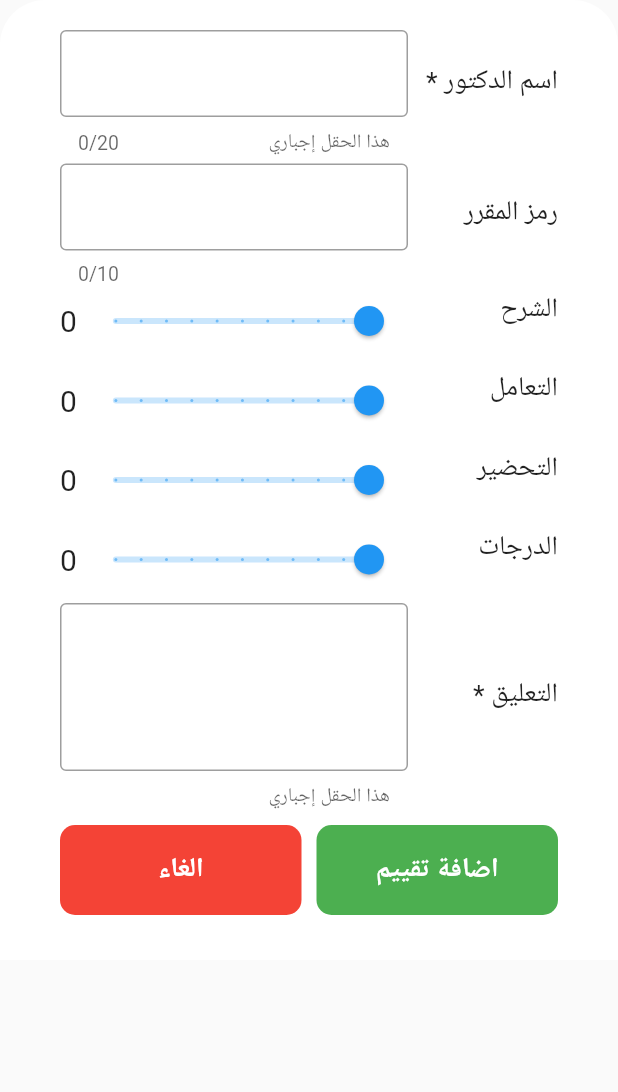
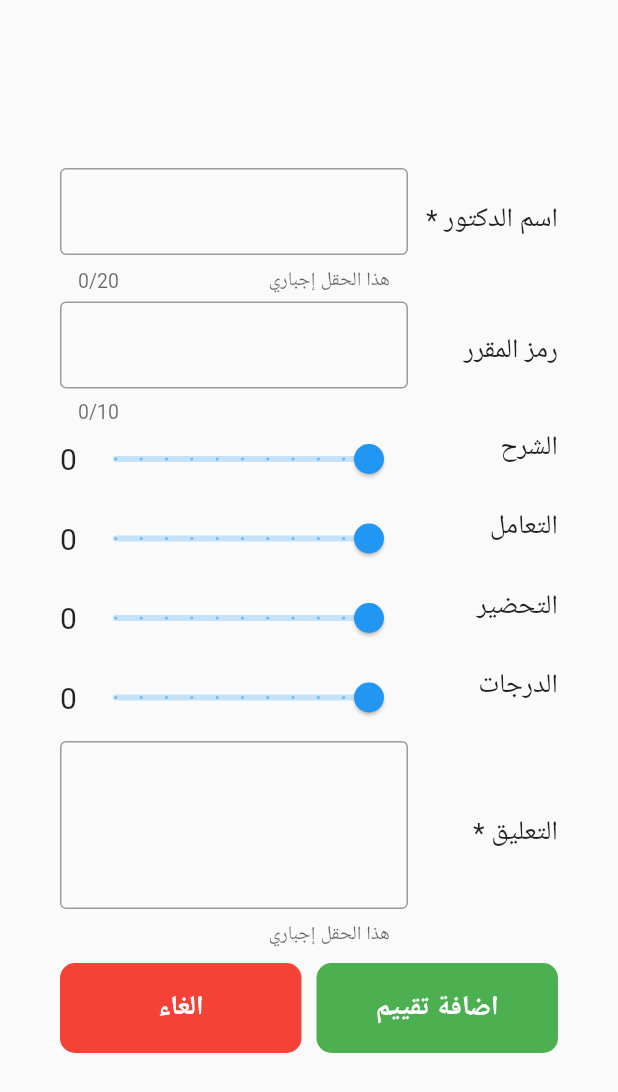
Before and after one commit to EidAlmutairi0/takyeem, a Flutter app: the AddDoctorScreen screen opened directly, on a phone screen of 412 x 824 dp. Shown: the top 1092 px of the screen. Run offline on Flutter 3.47's test engine with Material 2 defaults, Android fonts, the phone set to English and light mode, and no system bars; our stand-ins replace auto_animated, google_fonts; missing offline and left inert: status_alert; Roboto replaces fonts that are missing (Almarai).

```diff
--- a/lib/add_doctor_screen.dart
+++ b/lib/add_doctor_screen.dart
@@ -35,12 +35,7 @@ class _AddDoctorScreenState extends State<AddDoctorScreen> {
   Widget build(BuildContext context) {
     return Scaffold(
       body: SafeArea(
-        child: Container(
-          decoration: BoxDecoration(
-            color: Colors.white,
-            borderRadius: BorderRadius.only(
-                topLeft: Radius.circular(30), topRight: Radius.circular(30)),
-          ),
+        child: Center(
           child: SingleChildScrollView(
             child: Padding(
               padding: const EdgeInsets.fromLTRB(40, 20, 40, 30),
--- a/lib/add_rate_screen.dart
+++ b/lib/add_rate_screen.dart
@@ -20,6 +20,12 @@ class AddRateScreen extends StatefulWidget {
 class _AddRateScreenState extends State<AddRateScreen> {
   @override
   void initState() {
+    courseShortcut = null;
+    comment = null;
+    slider1 = 0;
+    slider2 = 0;
+    slider3 = 0;
+    slider4 = 0;
     super.initState();
   }
 
```
